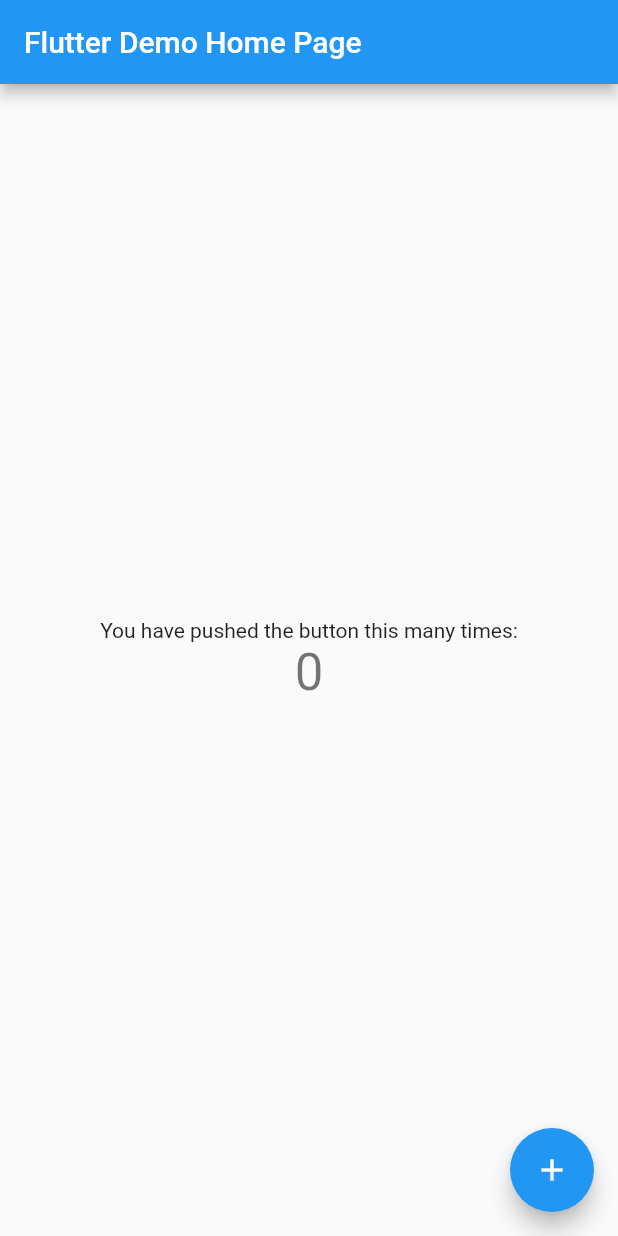
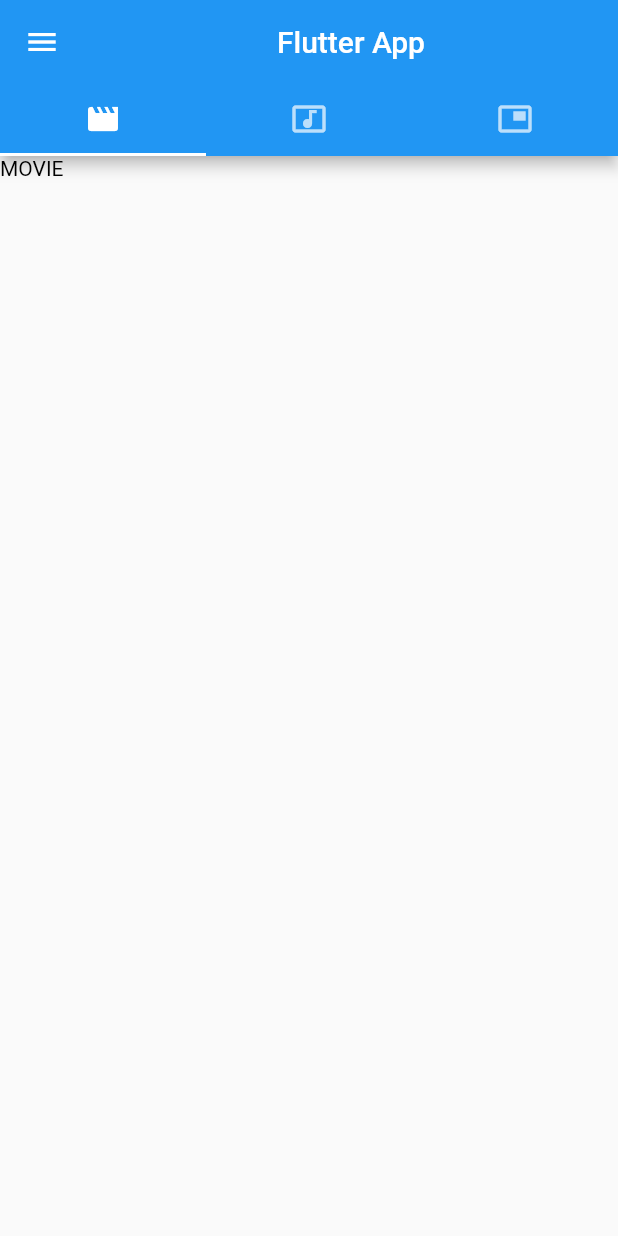
Before and after one commit to gisuper/my_flutter_app, a Flutter app: the screen it shows after launch, on a phone screen of 412 x 824 dp. Run offline on Flutter 3.47's test engine with Material 2 defaults, Android fonts, the phone set to English and light mode, and no system bars.

Commit message:
main frame

```diff
--- a/lib/main.dart
+++ b/lib/main.dart
@@ -1,4 +1,5 @@
 import 'package:flutter/material.dart';
+import 'package:my_flutter_app/widget/HomePage.dart';
 
 void main() => runApp(MyApp());
 
@@ -10,53 +11,7 @@ class MyApp extends StatelessWidget {
       theme: ThemeData(
         primarySwatch: Colors.blue,
       ),
-      home: MyHomePage(title: 'Flutter Demo Home Page'),
+      home: HomePage(),
     );
   }
 }
-
-class MyHomePage extends StatefulWidget {
-  MyHomePage({Key key, this.title}) : super(key: key);
-  final String title;
-
-  @override
-  _MyHomePageState createState() => _MyHomePageState();
-}
-
-class _MyHomePageState extends State<MyHomePage> {
-  int _counter = 0;
-
-  void _incrementCounter() {
-    setState(() {
-      _counter++;
-    });
-  }
-
-  @override
-  Widget build(BuildContext context) {
-    return Scaffold(
-      appBar: AppBar(
-        title: Text(widget.title),
-      ),
-      body: Center(
-        child: Column(
-          mainAxisAlignment: MainAxisAlignment.center,
-          children: <Widget>[
-            Text(
-              'You have pushed the button this many times:',
-            ),
-            Text(
-              '$_counter',
-              style: Theme.of(context).textTheme.display1,
-            ),
-          ],
-        ),
-      ),
-      floatingActionButton: FloatingActionButton(
-        onPressed: _incrementCounter,
-        tooltip: 'Increment',
-        child: Icon(Icons.add),
-      ),
-    );
-  }
-}
--- /dev/null
+++ b/lib/widget/HomePage.dart
@@ -0,0 +1,37 @@
+import 'package:flutter/material.dart';
+import 'package:my_flutter_app/widget/MyDrawer.dart';
+import 'package:my_flutter_app/widget/MyTabBarView.dart';
+
+class HomePage extends StatelessWidget {
+  @override
+  Widget build(BuildContext context) {
+    return DefaultTabController(
+        length: 3,
+        child: Scaffold(
+          appBar: AppBar(
+            title: buildTitle(),
+            bottom: buildTabBar(),
+          ),
+          body: MyTabBarView(),
+          drawer: MyDrawer(),
+        ));
+  }
+
+  Container buildTitle() {
+    return Container(
+            child: Text(
+              "Flutter App",
+              textAlign: TextAlign.center,
+            ),
+            alignment: Alignment.center,
+          );
+  }
+
+  TabBar buildTabBar() {
+    return TabBar(tabs: [
+      Tab(icon: Icon(Icons.movie),),
+      Tab(icon: Icon(Icons.music_video),),
+      Tab(icon: Icon(Icons.picture_in_picture),),
+    ]);
+  }
+}
--- /dev/null
+++ b/lib/widget/MyTabBarView.dart
@@ -0,0 +1,16 @@
+import 'package:flutter/material.dart';
+
+
+class MyTabBarView extends StatelessWidget {
+  @override
+  Widget build(BuildContext context) {
+    return TabBarView(children: [
+      Text(
+        "MOVIE",
+        style: TextStyle(color: Colors.black),
+      ),
+      Text("MUSIC_VIDEO"),
+      Text("PICTURE_IN_PICTURE")
+    ]);
+  }
+}
```
Also changed, not shown: lib/widget/MyDrawer.dart (added, +40 -0 lines).
